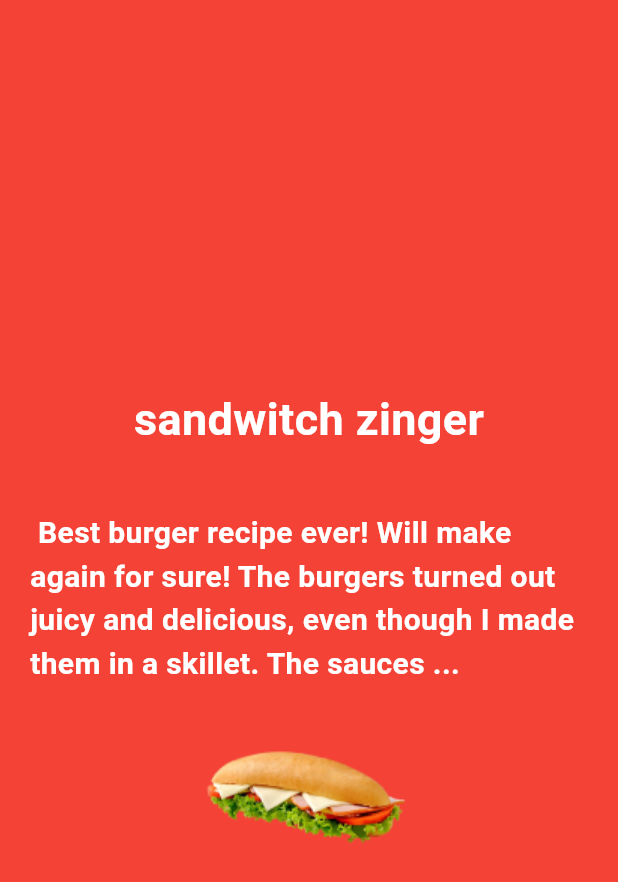
After one commit to Riyam224/page_view_test_app, a Flutter app: the ScreenPageWidgetFromClassInfo screen opened directly, on a phone screen of 412 x 824 dp. The commit adds this screen. Shown: the top 882 px of the screen. Run offline on Flutter 3.47's test engine with Material 3 defaults, Android fonts, the phone set to English and light mode, and no system bars; our stand-ins replace smooth_page_indicator.

Commit message:
using class widget to make page and add the code in the class file and call it in the widget file

```diff
--- a/analysis_options.yaml
+++ b/analysis_options.yaml
@@ -7,6 +7,9 @@
 
 # The following line activates a set of recommended lints for Flutter apps,
 # packages, and plugins designed to encourage good coding practices.
+analyzer:
+  errors:
+    non_constant_identifier_names: ignore
 include: package:flutter_lints/flutter.yaml
 
 linter:
--- /dev/null
+++ b/lib/views/pages.dart
@@ -0,0 +1,41 @@
+import 'package:flutter/material.dart';
+
+class PageCard {
+  Widget({
+    required String title,
+    required String subtitle,
+    required String image,
+    required Color color,
+  }) =>
+      Container(
+          width: double.infinity,
+          height: double.infinity,
+          color: color,
+          child: Column(
+            mainAxisAlignment: MainAxisAlignment.center,
+            children: [
+              Text(title,
+                  style: const TextStyle(
+                    color: Colors.white,
+                    fontSize: 30,
+                    fontWeight: FontWeight.bold,
+                  )),
+              const SizedBox(
+                height: 20,
+              ),
+              Padding(
+                padding: const EdgeInsets.all(20.0),
+                child: Text(subtitle,
+                    style: const TextStyle(
+                      color: Colors.white,
+                      fontSize: 20,
+                      fontWeight: FontWeight.bold,
+                    )),
+              ),
+              const SizedBox(
+                height: 20,
+              ),
+              Image.asset(image),
+            ],
+          ));
+}
--- a/lib/views/screen01.dart
+++ b/lib/views/screen01.dart
@@ -10,6 +10,7 @@ class Screen01 extends StatefulWidget {
 
 class _Screen01State extends State<Screen01> {
   final pageController = PageController();
+
   @override
   Widget build(BuildContext context) {
     return Scaffold(
--- a/lib/views/screen02.dart
+++ b/lib/views/screen02.dart
@@ -1,4 +1,5 @@
 import 'package:flutter/material.dart';
+import 'package:hw8/views/screen_page_widget.dart';
 
 class Screen02 extends StatelessWidget {
   Screen02({super.key});
@@ -90,6 +91,15 @@ class FoodItem extends StatelessWidget {
               borderRadius: BorderRadius.circular(16),
               color: Color(0xffffeeda),
             ),
+            // todo move to ScreenPageWidgetFromClassInfo
+            child: GestureDetector(
+              onTap: () {
+                Navigator.push(
+                    context,
+                    MaterialPageRoute(
+                      builder: (context) => ScreenPageWidgetFromClassInfo(),
+                    ));
+              },
               child: Column(
                 mainAxisAlignment: MainAxisAlignment.center,
                 children: [
@@ -119,6 +129,7 @@ class FoodItem extends StatelessWidget {
                   ),
                 ],
               ),
+            ),
           );
         },
       ),
--- /dev/null
+++ b/lib/views/screen_page_widget.dart
@@ -0,0 +1,21 @@
+import 'package:flutter/material.dart';
+import 'package:hw8/views/pages.dart';
+
+class ScreenPageWidgetFromClassInfo extends StatelessWidget {
+  ScreenPageWidgetFromClassInfo({super.key});
+  // todo to just called the parameters of the class PageCard
+  final page = PageCard();
+
+  @override
+  Widget build(BuildContext context) {
+    return Scaffold(
+      body: page.Widget(
+        title: 'sandwitch zinger',
+        subtitle:
+            ' Best burger recipe ever! Will make again for sure! The burgers turned out juicy and delicious, even though I made them in a skillet. The sauces ... ',
+        image: 'assets/images/img2.png',
+        color: Colors.red,
+      ),
+    );
+  }
+}
```
Lines whose indentation alone changed are shown as unchanged.
